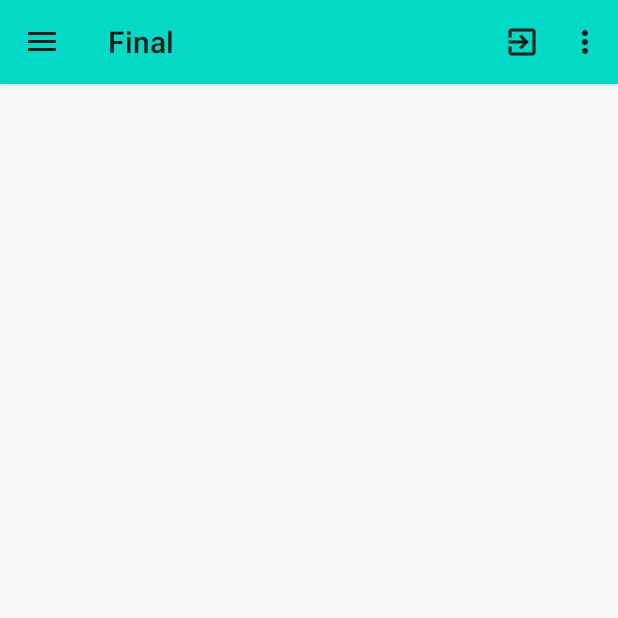
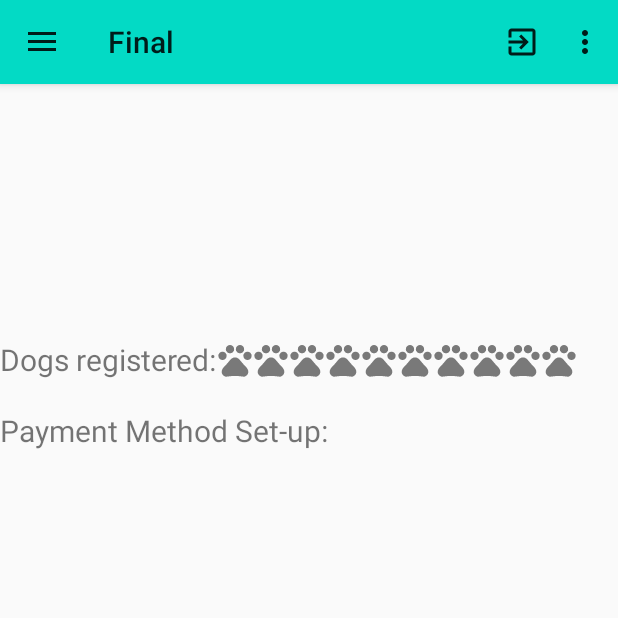
Before and after one commit to venkatapasupulati/cis651final, an Android app: the NavigationDrawer screen opened directly, with no data from a screen before it, on a phone screen of 412 x 824 dp, the top half of it. Run offline under Robolectric (Android 15) with nearby library versions, the phone set to English and light mode, and no system bars; our stand-ins replace Firebase (no records; nobody signed in at launch, a user with empty details on screens opened directly), Picasso; pictures from the network do not load.

Commit message:
Made some code changes
Was able to use a fragment so that we could see the account summary. Also made a custom rating bar so that we could see how many dogs/pets the owner has. Didn't get too much with XMLs done cause of coding. Will hopefully finish all of my part by Saturday

```diff
--- /dev/null
+++ b/app/src/main/java/com/suuniv/afinal/HomeFragment.java
@@ -0,0 +1,38 @@
+package com.suuniv.afinal;
+
+import android.net.Uri;
+import android.os.Bundle;
+import android.view.LayoutInflater;
+import android.view.View;
+import android.view.ViewGroup;
+import android.widget.ImageView;
+
+import androidx.annotation.NonNull;
+import androidx.annotation.Nullable;
+import androidx.fragment.app.Fragment;
+
+import com.google.firebase.auth.FirebaseAuth;
+import com.google.firebase.auth.FirebaseUser;
+import com.google.firebase.database.ChildEventListener;
+import com.google.firebase.database.DataSnapshot;
+import com.google.firebase.database.DatabaseError;
+import com.google.firebase.database.DatabaseReference;
+import com.google.firebase.database.FirebaseDatabase;
+import com.squareup.picasso.Picasso;
+
+import java.util.HashMap;
+
+
+public class HomeFragment extends Fragment {
+
+    private FirebaseAuth mAuth;
+    private FirebaseUser currentUser;
+
+
+    @Nullable
+    @Override
+    public View onCreateView(@NonNull LayoutInflater inflater, @NonNull ViewGroup container, @NonNull Bundle savedInstaceState){
+        return inflater.inflate(R.layout.account_summary,null,false);
+    }
+
+}
--- a/app/src/main/java/com/suuniv/afinal/NavigationDrawer.java
+++ b/app/src/main/java/com/suuniv/afinal/NavigationDrawer.java
@@ -1,4 +1,10 @@
 package com.suuniv.afinal;
+
+import androidx.appcompat.app.AppCompatActivity;
+import androidx.core.view.GestureDetectorCompat;
+import androidx.fragment.app.Fragment;
+import androidx.fragment.app.FragmentManager;
+import androidx.fragment.app.FragmentTransaction;
 
 import androidx.annotation.NonNull;
 import androidx.annotation.Nullable;
@@ -11,6 +17,7 @@ import androidx.fragment.app.Fragment;
 import androidx.fragment.app.FragmentManager;
 
 import android.content.Intent;
+import android.net.Uri;
 import android.os.Bundle;
 import android.view.Menu;
 import android.view.MenuInflater;
@@ -33,16 +40,15 @@ import com.suuniv.afinal.paw.PawProfile;
 
 import java.util.HashMap;
 
-public class NavigationDrawer extends AppCompatActivity implements NavigationView.OnNavigationItemSelectedListener{
+public class NavigationDrawer extends AppCompatActivity implements  NavigationView.OnNavigationItemSelectedListener {
 
+    private Uri imageUri=null;
     Toolbar toolbar;
     NavigationView navigationView;
     DrawerLayout drawerLayout;
     private FirebaseAuth mAuth;
 
     private FirebaseUser currentUser;
-
-
 
 
     @Override
@@ -107,44 +113,36 @@ public class NavigationDrawer extends AppCompatActivity implements NavigationVie
 
         });
 
+    getSupportFragmentManager().beginTransaction().replace(R.id.main_container, new HomeFragment()).commit();
+
+        mAuth = FirebaseAuth.getInstance();
+        currentUser = mAuth.getCurrentUser();
+        FirebaseDatabase database2 = FirebaseDatabase.getInstance();
+        DatabaseReference allPostsRef2 = database.getReference("UserProfile");
 
 
-        /*
-        allPostsRef.orderByChild("userId").equalTo(currentUser.getUid()).addChildEventListener(new ChildEventListener()   {
+        allPostsRef2.orderByChild("userId").equalTo(currentUser.getUid()).addChildEventListener(new ChildEventListener()  {
             @Override
             public void onChildAdded(DataSnapshot dataSnapshot, String prevChildKey) {
-
                 UserProfile userProfiles = dataSnapshot.getValue(UserProfile.class);
-
-                System.out.println("doesn't have user setup");
-                if (userProfiles == null) {
-                    startActivity(new Intent(getApplicationContext(), Profile.class));
-
-                }
+                HashMap userProfile = (HashMap) dataSnapshot.getValue();
+                imageUri= Uri.parse(userProfiles.profileImage);
+                ImageView imageView = findViewById(R.id.image);
+                Picasso.get().load(userProfiles.getProfileImage()).into(imageView);
             }
             @Override
             public void onChildChanged(@NonNull DataSnapshot snapshot, @Nullable String previousChildName) {
-
             }
-
             @Override
             public void onChildRemoved(@NonNull DataSnapshot snapshot) {
-
             }
-
             @Override
             public void onChildMoved(@NonNull DataSnapshot snapshot, @Nullable String previousChildName) {
-
             }
-
             @Override
             public void onCancelled(@NonNull DatabaseError error) {
-
             }
         });
-
-         */
-
 
     }
 
--- /dev/null
+++ b/app/src/main/res/drawable/rating_custom.xml
@@ -0,0 +1,14 @@
+<?xml version="1.0" encoding="utf-8"?>
+<layer-list xmlns:android="http://schemas.android.com/apk/res/android">
+
+    <item android:id="@android:id/background"
+        android:drawable="@drawable/rating_empty"/>
+
+    <item android:id="@android:id/secondaryProgress"
+        android:drawable="@drawable/rating_empty"
+        />
+    <item android:id="@android:id/progress"
+        android:drawable="@drawable/ic_pet_empty"
+        />
+
+</layer-list>
--- /dev/null
+++ b/app/src/main/res/drawable/rating_empty.xml
@@ -0,0 +1,18 @@
+<?xml version="1.0" encoding="utf-8"?>
+<selector xmlns:android="http://schemas.android.com/apk/res/android">
+
+    <item android:state_pressed="true"
+        android:state_window_focused="true"
+        android:drawable="@drawable/ic_pet_empty"/>
+
+    <item android:state_focused="true"
+        android:state_window_focused="true"
+        android:drawable="@drawable/ic_pet_empty"/>
+
+    <item android:state_selected="true"
+        android:state_window_focused="true"
+        android:drawable="@drawable/ic_pet_empty"/>
+
+    <item
+        android:drawable="@drawable/ic_pet_empty"/>
+</selector>
--- /dev/null
+++ b/app/src/main/res/drawable/rating_fill.xml
@@ -0,0 +1,18 @@
+<?xml version="1.0" encoding="utf-8"?>
+<selector xmlns:android="http://schemas.android.com/apk/res/android">
+
+    <item android:state_pressed="true"
+        android:state_window_focused="true"
+        android:drawable="@drawable/ic_pet_filled"/>
+
+    <item android:state_focused="true"
+        android:state_window_focused="true"
+        android:drawable="@drawable/ic_pet_filled"/>
+
+    <item android:state_selected="true"
+        android:state_window_focused="true"
+        android:drawable="@drawable/ic_pet_filled"/>
+
+    <item
+        android:drawable="@drawable/ic_pet_filled"/>
+</selector>
--- /dev/null
+++ b/app/src/main/res/layout/account_summary.xml
@@ -0,0 +1,58 @@
+<?xml version="1.0" encoding="utf-8"?>
+<androidx.constraintlayout.widget.ConstraintLayout xmlns:android="http://schemas.android.com/apk/res/android"
+    xmlns:app="http://schemas.android.com/apk/res-auto"
+    xmlns:tools="http://schemas.android.com/tools"
+    android:layout_width="match_parent"
+    android:layout_height="match_parent">
+
+    <ImageView
+        android:layout_width="150dp"
+        android:layout_height="150dp"
+        app:layout_constraintTop_toTopOf="parent"
+        app:layout_constraintRight_toRightOf="parent"
+        app:layout_constraintLeft_toLeftOf="parent"
+        android:id="@+id/image" />
+
+    <TextView
+        android:layout_width="wrap_content"
+        android:layout_height="wrap_content"
+        app:layout_constraintLeft_toLeftOf="parent"
+        app:layout_constraintTop_toBottomOf="@id/image"
+        android:id="@+id/dogsNumber"
+        android:text="Dogs registered:"
+        android:textSize="20dp"
+        android:layout_marginTop="20dp"
+        />
+
+
+    <LinearLayout
+        android:id="@+id/rating_wrapper"
+        android:layout_width="0dp"
+        android:layout_height="wrap_content"
+        app:layout_constraintLeft_toRightOf="@id/dogsNumber"
+        app:layout_constraintTop_toTopOf="@id/dogsNumber"
+        app:layout_constraintBottom_toBottomOf="@id/dogsNumber"
+        >
+        <RatingBar
+            android:id="@+id/movie_rating"
+            android:layout_width="wrap_content"
+            android:layout_height="wrap_content"
+            android:numStars="10"
+            android:stepSize="2"
+            style="@style/CustomRatingBarStyle"
+            />
+    </LinearLayout>
+
+    <TextView
+        android:layout_width="wrap_content"
+        android:layout_height="wrap_content"
+        app:layout_constraintLeft_toLeftOf="parent"
+        app:layout_constraintTop_toBottomOf="@id/dogsNumber"
+        android:id="@+id/paymentMethod"
+        android:text="Payment Method Set-up:"
+        android:textSize="20dp"
+        android:layout_marginTop="20dp"
+        />
+
+
+</androidx.constraintlayout.widget.ConstraintLayout>
--- a/app/src/main/res/layout/activity_navigation_drawer.xml
+++ b/app/src/main/res/layout/activity_navigation_drawer.xml
@@ -29,8 +29,8 @@
 
         <FrameLayout
             android:id="@+id/main_container"
-            android:layout_width="411dp"
-            android:layout_height="656dp"
+            android:layout_width="match_parent"
+            android:layout_height="wrap_content"
             app:layout_constraintTop_toBottomOf="@+id/my_toolbar"
             tools:context=".MasterActivity"
             tools:layout_editor_absoluteX="0dp"
--- a/app/src/main/res/values/themes.xml
+++ b/app/src/main/res/values/themes.xml
@@ -13,4 +13,10 @@
         <item name="android:statusBarColor">?attr/colorPrimaryVariant</item>
         <!-- Customize your theme here. -->
     </style>
+
+    <style name="CustomRatingBarStyle" parent="Widget.AppCompat.RatingBar">
+        <item name="android:progressDrawable">@drawable/rating_custom</item>
+        <item name="android:minHeight">15dip</item>
+        <item name="android:maxHeight">47dip</item>
+    </style>
 </resources>
```
Also changed, not shown: app/src/main/res/drawable-hdpi/ic_pet_empty.png (added), app/src/main/res/drawable-hdpi/ic_pet_filled.png (added), app/src/main/res/drawable-mdpi/ic_pet_empty.png (added), app/src/main/res/drawable-mdpi/ic_pet_filled.png (added), app/src/main/res/drawable-xhdpi/ic_pet_empty.png (added), app/src/main/res/drawable-xhdpi/ic_pet_filled.png (added), app/src/main/res/drawable-xxhdpi/ic_pet_empty.png (added), app/src/main/res/drawable-xxhdpi/ic_pet_filled.png (added).
